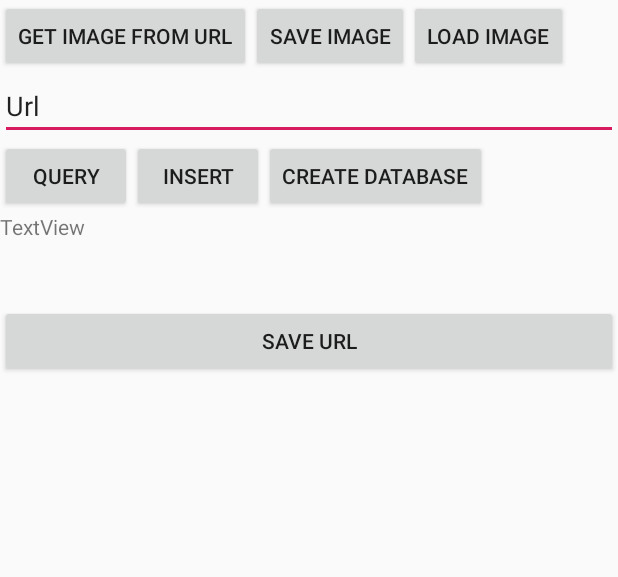
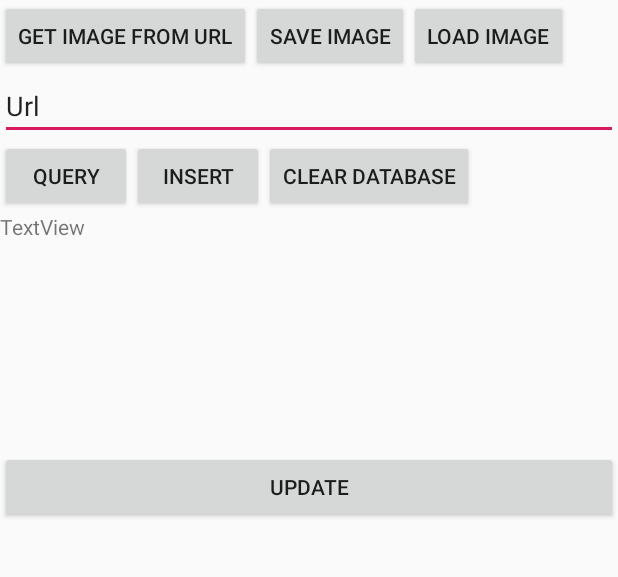
Before and after one commit to ErvinXie/alue, an Android app: the DataTest screen opened directly, with no data from a screen before it, on a phone screen of 412 x 824 dp, the part 192-769 px from its top. Run offline under Robolectric (Android 15) with nearby library versions, the phone set to English and light mode, and no system bars; our stand-ins replace Room's generated code, Volley; pictures from the network do not load.

Commit message:
完成了本地数据库和云端数据同步功能。

```diff
--- a/alueclient/app/src/main/java/com/ervinxie/alue_client/ViewModels/ImageViewModel.java
+++ /dev/null
@@ -1,26 +0,0 @@
-package com.ervinxie.alue_client.ViewModels;
-
-import androidx.lifecycle.LiveData;
-import androidx.lifecycle.MutableLiveData;
-import androidx.lifecycle.ViewModel;
-
-public class ImageViewModel extends ViewModel {
-
-    static final String TAG = "ImageViewModel: ";
-
-    private MutableLiveData<String> url;
-
-    public LiveData<String> getUrl() {
-        if(url==null){
-            url = new MutableLiveData<>();
-        }
-        loadUrl();
-
-        return url;
-    }
-
-    public String surl="";
-    public void loadUrl() {
-        url.setValue(surl);
-    }
-}
--- a/alueclient/app/src/main/java/com/ervinxie/alue_client/data/AppDatabase.java
+++ b/alueclient/app/src/main/java/com/ervinxie/alue_client/data/AppDatabase.java
@@ -6,7 +6,7 @@ import androidx.room.Database;
 import androidx.room.Room;
 import androidx.room.RoomDatabase;
 
-@Database(entities = {Pictures.class}, exportSchema = false, version = 2)
+@Database(entities = {Pictures.class}, exportSchema = false, version = 7)
 public abstract class AppDatabase extends RoomDatabase {
     private static AppDatabase INSTANCE;
 
@@ -21,4 +21,7 @@ public abstract class AppDatabase extends RoomDatabase {
         }
         return INSTANCE;
     }
+
+
+
 }
--- a/alueclient/app/src/main/java/com/ervinxie/alue_client/data/DataTest.java
+++ b/alueclient/app/src/main/java/com/ervinxie/alue_client/data/DataTest.java
@@ -1,7 +1,6 @@
 package com.ervinxie.alue_client.data;
 
 import android.database.SQLException;
-import android.database.sqlite.SQLiteConstraintException;
 import android.graphics.Bitmap;
 import android.os.Bundle;
 import android.util.Log;
@@ -11,25 +10,33 @@ import android.widget.ImageView;
 import android.widget.TextView;
 
 import androidx.appcompat.app.AppCompatActivity;
-import androidx.lifecycle.ViewModelProvider;
-import androidx.lifecycle.ViewModelProviders;
+import androidx.recyclerview.widget.RecyclerView;
 
-import com.bumptech.glide.Glide;
+
+import com.android.volley.Request;
+import com.android.volley.toolbox.JsonArrayRequest;
+import com.android.volley.toolbox.JsonObjectRequest;
 import com.bumptech.glide.load.engine.DiskCacheStrategy;
 import com.ervinxie.alue_client.Contract;
 import com.ervinxie.alue_client.R;
-import com.ervinxie.alue_client.ViewModels.ImageViewModel;
+
+import com.ervinxie.alue_client.network.Network;
 import com.ervinxie.alue_client.util.AboutPictures;
+import com.ervinxie.alue_client.util.UrlGenerator;
+
+import org.json.JSONArray;
+import org.json.JSONException;
+import org.json.JSONObject;
 
 import java.util.List;
 
 public class DataTest extends AppCompatActivity {
     static final String TAG = "DataTest: ";
 
-    ImageView imageView1, imageView2,imageView3;
+    ImageView imageView1, imageView2, imageView3;
     TextView info;
     EditText url;
-    Button get, save, load, create, insert, query,saveurl;
+    Button get, save, load, clear, insert, query, update;
 
     @Override
     protected void onCreate(Bundle savedInstanceState) {
@@ -43,12 +50,11 @@ public class DataTest extends AppCompatActivity {
         get = findViewById(R.id.data_test_get_image_from_url);
         save = findViewById(R.id.data_test_save_image);
         load = findViewById(R.id.data_test_load_image);
-        create = findViewById(R.id.data_test_Create_Database);
+        clear = findViewById(R.id.data_test_Clear_Database);
         insert = findViewById(R.id.date_test_insert);
         query = findViewById(R.id.data_test_query);
 
-        saveurl = findViewById(R.id.data_test_save_url);
-        imageView3 = findViewById(R.id.data_test_imageview3);
+        update = findViewById(R.id.data_test_update);
 
         get.setOnClickListener(v -> {
             String Url = url.getText().toString();
@@ -121,7 +127,7 @@ public class DataTest extends AppCompatActivity {
             //这种缓存策略可以解决同名图片读取的问题
             GlideApp
                     .with(Contract.context)
-                    .load(Contract.context.getFilesDir()+"/test.png")
+                    .load(Contract.context.getFilesDir() + "/test.png")
                     .diskCacheStrategy(DiskCacheStrategy.NONE)
                     .skipMemoryCache(true)
                     .into(imageView2);
@@ -131,12 +137,10 @@ public class DataTest extends AppCompatActivity {
         AppDatabase database = AppDatabase.getInstance(Contract.context);
 
         insert.setOnClickListener(v -> {
-            pid++;
-            new Thread(()->{
-                Log.d(TAG,"Insert a "+pid);
+            new Thread(() -> {
                 try {
-                    database.picturesDao().insert(new Pictures(pid, "nul", null, false));
-                }catch (SQLException e){
+                    database.picturesDao().insert(new Pictures("nul", null, null, null, null, null, null, false, null));
+                } catch (SQLException e) {
                     e.printStackTrace();
                 }
             }).start();
@@ -146,12 +150,13 @@ public class DataTest extends AppCompatActivity {
             new Thread(() -> {
                 List<Pictures> list = database.picturesDao().getAllPictures();
                 String s = new String();
+                s += "Pictures Amount: " + database.picturesDao().getPicturesAmount() + "\n";
                 for (int i = 0; i < list.size(); i++) {
-                    s+=(list.get(i).info());
+                    s += (list.get(i).info());
                 }
 
                 String finalS = s;
-                this.runOnUiThread(()->{
+                this.runOnUiThread(() -> {
                     info.setText(finalS);
                 });
 
@@ -159,20 +164,22 @@ public class DataTest extends AppCompatActivity {
 
         });
 
-        ImageViewModel imageViewModel = ViewModelProviders.of(this).get(ImageViewModel.class);
-        imageViewModel.getUrl().observe(this,url->{
-            GlideApp
-                    .with(Contract.context)
-                    .load(url)
-                    .into(imageView3);
+        clear.setOnClickListener(v -> {
+            new Thread(() -> {
+                database.picturesDao().delete();
+            }).start();
         });
-        saveurl.setOnClickListener(v->{
-            imageViewModel.surl = url.getText().toString();
-            imageViewModel.loadUrl();
+
+
+
+        update.setOnClickListener(v -> {
+            new Thread(()->{
+                DataManager.updateDatabase();
+            }).start();
+
         });
 
     }
 
-    public static int pid = 0;
 
 }
--- a/alueclient/app/src/main/java/com/ervinxie/alue_client/data/DiskReader.java
+++ b/alueclient/app/src/main/java/com/ervinxie/alue_client/data/DiskReader.java
@@ -116,4 +116,9 @@ public class DiskReader {
         diskReadInterface=diskReadInterface1;
         new ReadBitmap().execute();
     }
+
+
+
+
+
 }
--- a/alueclient/app/src/main/java/com/ervinxie/alue_client/data/PicturesDao.java
+++ b/alueclient/app/src/main/java/com/ervinxie/alue_client/data/PicturesDao.java
@@ -4,7 +4,10 @@ import androidx.room.Dao;
 import androidx.room.Delete;
 import androidx.room.Insert;
 import androidx.room.Query;
+import androidx.room.RawQuery;
 import androidx.room.Update;
+import androidx.sqlite.db.SimpleSQLiteQuery;
+import androidx.sqlite.db.SupportSQLiteQuery;
 
 import java.util.ArrayList;
 import java.util.List;
@@ -12,11 +15,18 @@ import java.util.List;
 @Dao
 public interface PicturesDao {
 
-    @Query("SELECT * FROM PICTURES WHERE PictureId = :id")
-    Pictures getPicturesById(int id);
+    @Query("SELECT * FROM PICTURES WHERE Id = :id")
+    Pictures getPicturesById(String id);
 
-    @Query("SELECT * FROM PICTURES")
+    @Query("SELECT * FROM PICTURES ORDER BY update_at DESC")
     List<Pictures> getAllPictures();
+
+    @Query("SELECT COUNT(*) FROM PICTURES")
+    int getPicturesAmount();
+
+    @Query("DELETE FROM PICTURES")
+    void delete();
+
 
     @Insert
     void insert(Pictures pictures);
@@ -27,7 +37,7 @@ public interface PicturesDao {
     @Update
     void update(Pictures... pictures);
 
-    @Delete
+    @Delete()
     void delete(Pictures... pictures);
 
 }
--- /dev/null
+++ b/alueclient/app/src/main/java/com/ervinxie/alue_client/network/UpdateData.java
@@ -0,0 +1 @@
+package com.ervinxie.alue_client.network;
--- a/alueclient/app/src/main/res/layout/data_test_view.xml
+++ b/alueclient/app/src/main/res/layout/data_test_view.xml
@@ -70,30 +70,24 @@
             android:text="Insert" />
 
         <Button
-            android:id="@+id/data_test_Create_Database"
+            android:id="@+id/data_test_Clear_Database"
             android:layout_width="wrap_content"
             android:layout_height="wrap_content"
             android:layout_weight="1"
-            android:text="Create Database" />
+            android:text="Clear Database" />
 
     </LinearLayout>
 
     <TextView
         android:id="@+id/data_test_info"
         android:layout_width="match_parent"
-        android:layout_height="62dp"
+        android:layout_height="159dp"
         android:text="TextView" />
 
     <Button
-        android:id="@+id/data_test_save_url"
+        android:id="@+id/data_test_update"
         android:layout_width="match_parent"
         android:layout_height="wrap_content"
-        android:text="save url" />
-
-    <ImageView
-        android:id="@+id/data_test_imageview3"
-        android:layout_width="match_parent"
-        android:layout_height="wrap_content"
-        tools:srcCompat="@tools:sample/avatars" />
+        android:text="update" />
 
 </LinearLayout>
```
Also changed, not shown: alueclient/app/src/main/java/com/ervinxie/alue_client/data/DataManager.java (added, +93 -0 lines), alueclient/app/src/main/java/com/ervinxie/alue_client/data/Pictures.java (+55 -18 lines), alueclient/app/src/main/java/com/ervinxie/alue_client/network/collectionPhotoResponse.json (added, +63 -0 lines), alueclient/app/src/main/java/com/ervinxie/alue_client/network/collectionResponse.json (added, +158 -0 lines), alueclient/app/src/main/java/com/ervinxie/alue_client/util/UrlGenerator.java (added, +28 -0 lines), 2 other files.
